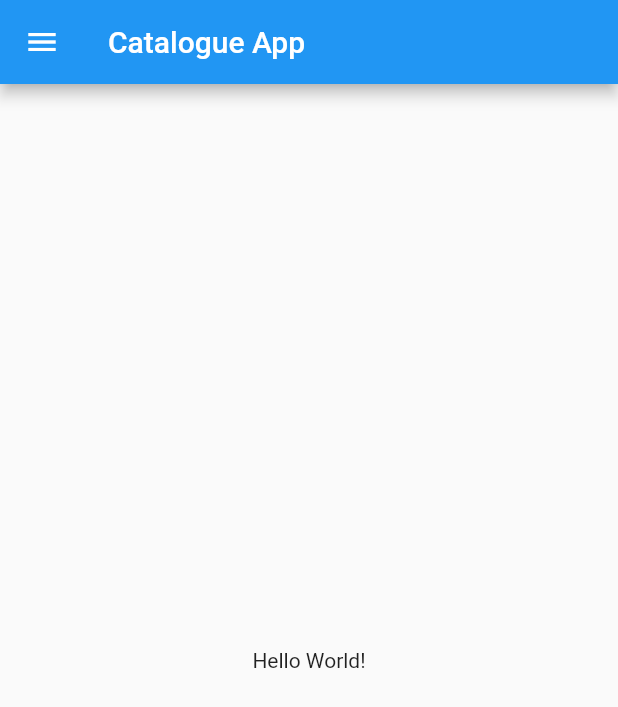
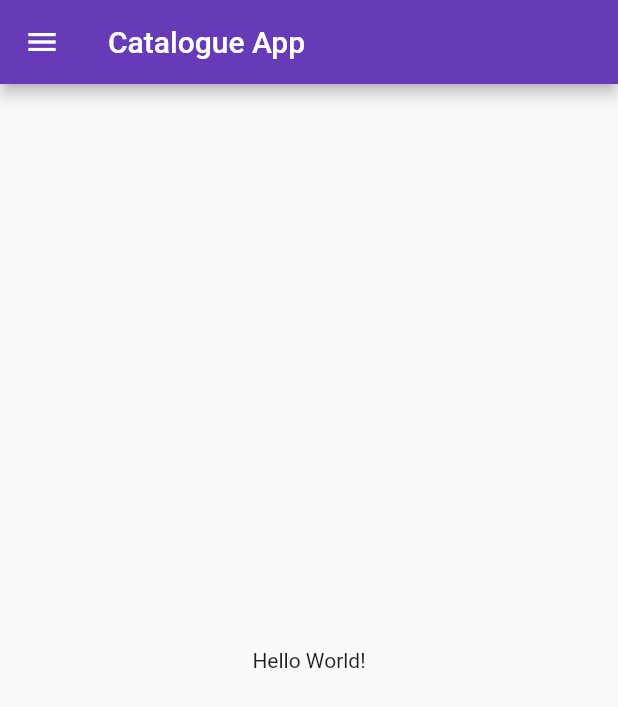
Before and after one commit to AndroidBB-8/FlutterRepo, a Flutter app: the screen it shows after launch, on a phone screen of 412 x 824 dp. Shown: the top 707 px of the screen. Run offline on Flutter 3.47's test engine with Material 2 defaults, Android fonts, the phone set to English and light mode, and no system bars.

Commit message:
Day 3 completed

```diff
--- a/lib/main.dart
+++ b/lib/main.dart
@@ -1,6 +1,8 @@
+// ignore_for_file: prefer_const_constructors
 import 'package:flutter/material.dart';
-import 'package:flutter_application_1/home_page.dart';
-import 'home_page.dart';
+import 'package:flutter_application_1/pages/home_page.dart';
+import 'package:flutter_application_1/pages/login_page.dart';
+import 'pages/home_page.dart';
 
 void main() {
   runApp(MyApp());
@@ -10,7 +12,18 @@ class MyApp extends StatelessWidget {
   @override
   Widget build(BuildContext context) {
     return MaterialApp(
-      home: HomePage(),
+      //home: HomePage(),
+      themeMode: ThemeMode.light,
+      theme: ThemeData(primarySwatch: Colors.deepPurple),
+      darkTheme: ThemeData(
+        brightness: Brightness.dark,
+      ),
+      initialRoute: "/home",
+      routes: {
+        "/": (context) => LoginPage(),
+        "/home": (context) => HomePage(),
+        "/login": (context) => LoginPage()
+      },
     );
   }
 }
--- a/lib/home_page.dart
+++ b/lib/pages/home_page.dart
@@ -1,3 +1,4 @@
+// ignore_for_file: prefer_const_constructors
 import 'package:flutter/material.dart';
 
 class HomePage extends StatelessWidget {
```
Also changed, not shown: lib/pages/login_page.dart (added, +19 -0 lines).
